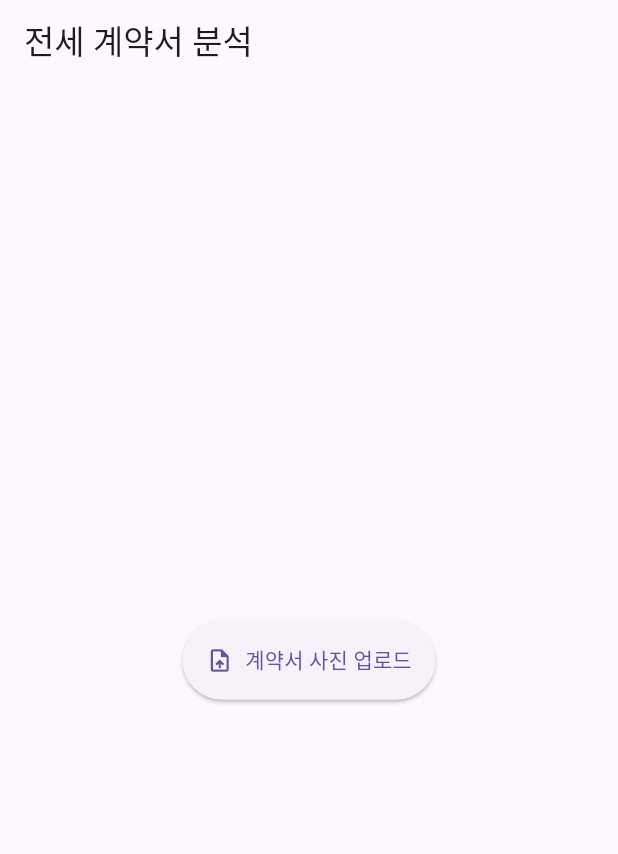
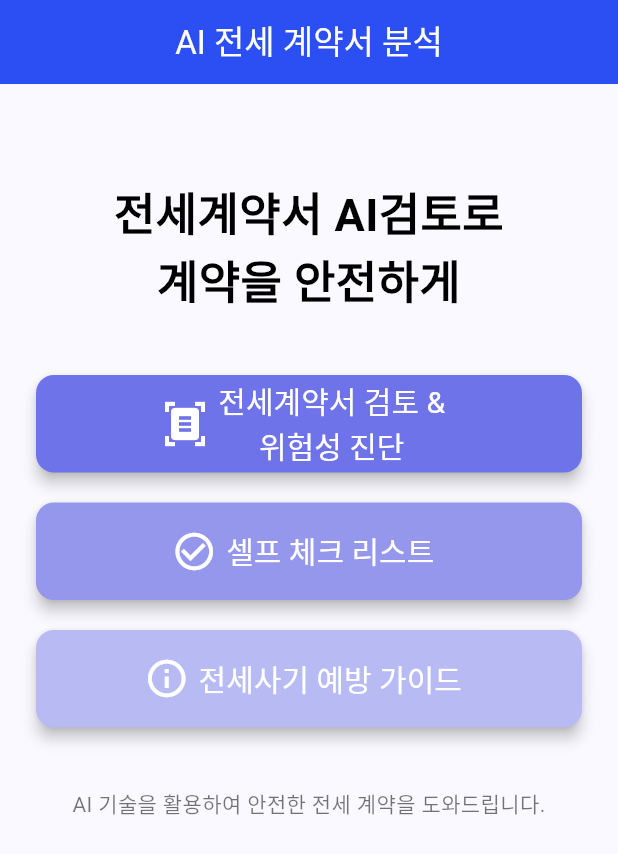
Before and after one commit to 2025-AI-Aide/Aide-frontend, a Flutter app: the screen it shows after launch, on a phone screen of 412 x 824 dp. Shown: the top 854 px of the screen. Run offline on Flutter 3.47's test engine with Material 3 defaults, Android fonts, the phone set to English and light mode, and no system bars; our stand-ins replace file_picker, image_picker.

Commit message:
프론트 코드 공유

```diff
--- a/lib/main.dart
+++ b/lib/main.dart
@@ -1,5 +1,5 @@
 import 'package:flutter/material.dart';
-import 'pages/home_page.dart';
+import 'routes.dart';
 
 void main() {
   runApp(MyApp());
@@ -9,11 +9,10 @@ class MyApp extends StatelessWidget {
   @override
   Widget build(BuildContext context) {
     return MaterialApp(
-      title: '전세사기 예방 2',
-      theme: ThemeData(primarySwatch: Colors.indigo),
-      home: HomePage(),
+      title: 'AI 전세 계약서 분석',
       debugShowCheckedModeBanner: false,
+      initialRoute: '/',         // 첫 시작은 홈 화면
+      routes: appRoutes,         // 라우트 등록
     );
   }
 }
-//수정 테스트
--- /dev/null
+++ b/lib/routes.dart
@@ -0,0 +1,16 @@
+
+import 'package:flutter/material.dart';
+import '../screens/home_screen.dart';
+import '../screens/upload_screen.dart';
+import '../screens/result_screen.dart';
+import '../screens/guide_screen.dart';
+import '../screens/analyze_screen.dart';
+
+final Map<String, WidgetBuilder> appRoutes = {
+  '/': (context) => HomeScreen(),
+  '/upload': (context) => UploadScreen(),
+  '/analyze': (context) => AnalyzeScreen(),
+  '/result': (context) => ResultScreen(),
+  //'/checklist': (context) => ChecklistScreen(),
+  '/guide': (context) => GuideScreen(),
+};
--- /dev/null
+++ b/lib/screens/guide_screen.dart
@@ -0,0 +1,104 @@
+// guide_screen.dart
+import 'package:flutter/material.dart';
+
+class GuideScreen extends StatelessWidget {
+  @override
+  Widget build(BuildContext context) {
+    return Scaffold(
+      appBar: AppBar(
+        title: Text("사용 가이드"),
+      ),
+      body: SingleChildScrollView(
+        padding: EdgeInsets.all(16),
+        child: Column(
+          crossAxisAlignment: CrossAxisAlignment.start,
+          children: [
+            _buildSection(
+              title: "기본 사용 방법",
+              content: [
+                "1. 홈 화면에서 '계약서 분석하기' 버튼을 클릭합니다.",
+                "2. 카메라 또는 갤러리에서 계약서 사진을 선택합니다.",
+                "3. 분석 결과를 확인하고 필요한 조치를 취하세요.",
+              ],
+            ),
+            SizedBox(height: 24),
+            _buildSection(
+              title: "사진 촬영 가이드",
+              content: [
+                "• 계약서의 모든 페이지를 포함하도록 촬영해주세요.",
+                "• 조명이 충분한 곳에서 촬영을 권장합니다.",
+                "• 계약서의 중요한 부분이 잘 보이도록 촬영해주세요.",
+                "• 각 페이지를 분리하여 촬영하는 것이 좋습니다.",
+              ],
+            ),
+            SizedBox(height: 24),
+            _buildSection(
+              title: "분석 결과 해석",
+              content: [
+                "• 리스크 점수: 계약서의 위험도를 0-100으로 표시합니다.",
+                "  - 0-30: 안전한 계약서",
+                "  - 31-70: 주의가 필요한 계약서",
+                "  - 71-100: 위험한 계약서",
+                "• 주요 위험 요인: 발견된 위험 요소들을 상세히 설명합니다.",
+                "• 개선 제안: 계약서를 개선하기 위한 제안사항을 제공합니다.",
+                "• 법률 용어: 계약서에서 사용된 법률 용어의 설명을 제공합니다.",
+              ],
+            ),
+            SizedBox(height: 24),
+            _buildSection(
+              title: "주의사항",
+              content: [
+                "• 분석 결과는 참고용이며, 법률적 조언을 받으시려면 전문가와 상담해주세요.",
+                "• 계약서의 모든 내용을 자세히 확인해주세요.",
+                "• 분석 결과는 계약서의 표면적인 내용만을 기반으로 합니다.",
+                "• 계약서 외적인 사항(임대인의 신용도 등)도 고려해야 합니다.",
+              ],
+            ),
+          ],
+        ),
+      ),
+    );
+  }
+
+  Widget _buildSection({
+    required String title,
+    required List<String> content,
+  }) {
+    return Card(
+      child: Padding(
+        padding: const EdgeInsets.all(16.0),
+        child: Column(
+          crossAxisAlignment: CrossAxisAlignment.start,
+          children: [
+            Text(
+              title,
+              style: TextStyle(
+                fontSize: 20,
+                fontWeight: FontWeight.bold,
+              ),
+            ),
+            SizedBox(height: 16),
+            ...content.map((item) => Padding(
+              padding: const EdgeInsets.only(bottom: 8.0),
+              child: Row(
+                children: [
+                  Icon(Icons.circle, size: 8, color: Colors.grey),
+                  SizedBox(width: 8),
+                  Expanded(
+                    child: Text(
+                      item,
+                      style: TextStyle(
+                        fontSize: 16,
+                        color: Colors.grey[600],
+                      ),
+                    ),
+                  ),
+                ],
+              ),
+            )),
+          ],
+        ),
+      ),
+    );
+  }
+}
--- /dev/null
+++ b/lib/screens/home_screen.dart
@@ -0,0 +1,116 @@
+import 'package:flutter/material.dart';
+
+class HomeScreen extends StatelessWidget {
+  @override
+  Widget build(BuildContext context) {
+    return Scaffold(
+      backgroundColor: const Color(0xFFF9F9FF),
+      appBar: AppBar(
+        title: const Text("AI 전세 계약서 분석"),
+        centerTitle: true,
+        backgroundColor: const Color(0xFF2C4FF4),
+        foregroundColor: Colors.white,
+      ),
+      body: SingleChildScrollView(
+        child: Padding(
+          padding: const EdgeInsets.all(24.0),
+          child: Column(
+            mainAxisAlignment: MainAxisAlignment.center,
+            children: [
+              const SizedBox(height: 40),
+
+              const Text(
+                "전세계약서 AI검토로\n계약을 안전하게",
+                style: TextStyle(
+                  fontSize: 30,
+                  fontWeight: FontWeight.bold,
+                  color: Color(0xFF000000),
+                ),
+                textAlign: TextAlign.center,
+              ),
+
+              const SizedBox(height: 40),
+
+              // 계약서 검토 버튼
+              ElevatedButton.icon(
+                onPressed: () {
+                  Navigator.pushNamed(context, '/upload');
+                },
+                icon: const Icon(Icons.document_scanner, size: 32),
+                label: const Text(
+                  "전세계약서 검토 &\n위험성 진단",
+                  textAlign: TextAlign.center,
+                ),
+                style: ElevatedButton.styleFrom(
+                  backgroundColor: const Color(0xFF6F73EA),
+                  foregroundColor: Colors.white,
+                  minimumSize: const Size(double.infinity, 65),
+                  elevation: 4,
+                  shape: RoundedRectangleBorder(
+                    borderRadius: BorderRadius.circular(12),
+                  ),
+                  textStyle: const TextStyle(fontSize: 20),
+                ),
+              ),
+
+              const SizedBox(height: 20),
+
+              // 셀프 체크 리스트 버튼
+              ElevatedButton.icon(
+                onPressed: () {
+                  Navigator.pushNamed(context, '/checklist');
+                },
+                icon: const Icon(Icons.check_circle_outline, size: 30),
+                label: const Text(
+                  "셀프 체크 리스트",
+                  textAlign: TextAlign.center,
+                ),
+                style: ElevatedButton.styleFrom(
+                  backgroundColor: const Color(0xFF9497EB),
+                  foregroundColor: Colors.white,
+                  minimumSize: const Size(double.infinity, 65),
+                  elevation: 4,
+                  shape: RoundedRectangleBorder(
+                    borderRadius: BorderRadius.circular(12),
+                  ),
+                  textStyle: const TextStyle(fontSize: 20),
+                ),
+              ),
+
+              const SizedBox(height: 20),
+
+              // 전세사기 가이드 버튼
+              ElevatedButton.icon(
+                onPressed: () {
+                  Navigator.pushNamed(context, '/guide');
+                },
+                icon: const Icon(Icons.info_outline, size: 30),
+                label: const Text(
+                  "전세사기 예방 가이드",
+                  textAlign: TextAlign.center,
+                ),
+                style: ElevatedButton.styleFrom(
+                  backgroundColor: const Color(0xFFB8BAF4),
+                  foregroundColor: Colors.white,
+                  minimumSize: const Size(double.infinity, 65),
+                  elevation: 4,
+                  shape: RoundedRectangleBorder(
+                    borderRadius: BorderRadius.circular(12),
+                  ),
+                  textStyle: const TextStyle(fontSize: 20),
+                ),
+              ),
+
+              const SizedBox(height: 40),
+              const Text(
+                "AI 기술을 활용하여 안전한 전세 계약을 도와드립니다.",
+                style: TextStyle(fontSize: 14, color: Colors.black54),
+                textAlign: TextAlign.center,
+              ),
+            ],
+          ),
+        ),
+      ),
+    );
+  }
+}
```
Also changed, not shown: lib/screens/analyze_screen.dart (added, +115 -0 lines), lib/screens/result_screen.dart (added, +45 -0 lines), lib/screens/upload_screen.dart (added, +142 -0 lines), lib/services/api_service.dart (+14 -20 lines), pubspec.yaml (+79 -7 lines).
